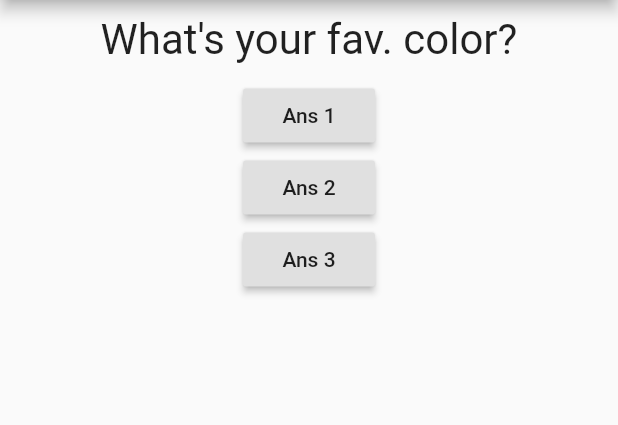
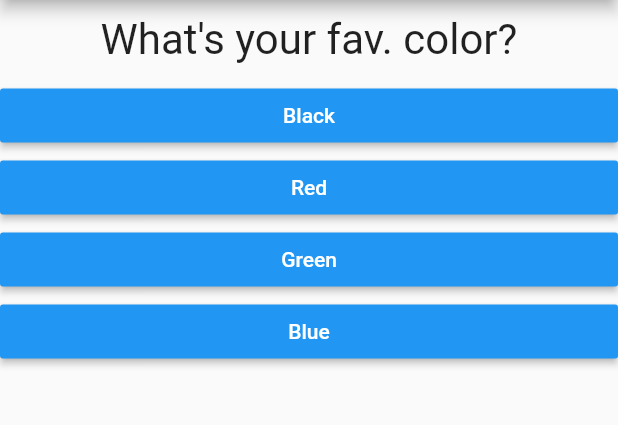
Before and after one commit to harshthakur066/Flutter-Basics, a Flutter app: the screen it shows after launch, on a phone screen of 412 x 824 dp, the part 84-509 px from its top. Run offline on Flutter 3.47's test engine with Material 2 defaults, Android fonts, the phone set to English and light mode, and no system bars.

Commit message:
added questions and optional answers

```diff
--- /dev/null
+++ b/lib/answer.dart
@@ -0,0 +1,21 @@
+import 'package:flutter/material.dart';
+
+class Answer extends StatelessWidget {
+  final Function selectHandler;
+  final String answerText;
+
+  Answer(this.selectHandler, this.answerText);
+
+  @override
+  Widget build(BuildContext context) {
+    return Container(
+      width: double.infinity,
+      child: RaisedButton(
+        color: Colors.blue,
+        textColor: Colors.white,
+        child: Text(answerText),
+        onPressed: selectHandler,
+      ),
+    );
+  }
+}
--- a/lib/main.dart
+++ b/lib/main.dart
@@ -1,6 +1,7 @@
 import 'package:flutter/material.dart';
 
 import './question.dart';
+import './answer.dart';
 
 void main() => runApp(MyApp());
 
@@ -12,21 +13,31 @@ class MyApp extends StatefulWidget {
 }
 
 class MyAppState extends State<MyApp> {
-  var quetionIndex = 0;
+  var questionIndex = 0;
 
   void answerQuestions() {
     setState(() {
-      quetionIndex++;
+      questionIndex++;
     });
 
-    print(quetionIndex);
+    print(questionIndex);
   }
 
   @override
   Widget build(BuildContext context) {
     var questions = [
-      'What\'s your fav. color?',
-      'What\'s yuor fav. animal?',
+      {
+        'questionText': 'What\'s your fav. color?',
+        'answers': ['Black', 'Red', 'Green', 'Blue']
+      },
+      {
+        'questionText': 'What\'s yuor fav. animal?',
+        'answers': ['Cow', 'Dog', 'Cat', 'Monkey']
+      },
+      {
+        'questionText': 'What you prefer?',
+        'answers': ['Instagram', 'Facebook', 'Twitter', 'Reddit']
+      }
     ];
 
     return MaterialApp(
@@ -37,23 +48,12 @@ class MyAppState extends State<MyApp> {
         body: Column(
           children: [
             Question(
-              questions[quetionIndex],
+              questions[questionIndex]['questionText'],
             ),
-            RaisedButton(
-              child: Text('Ans 1'),
-              onPressed: answerQuestions,
-            ),
-            RaisedButton(
-              child: Text('Ans 2'),
-              onPressed: () => print('Ans 2 choosen!'), //Anonymus Function
-            ),
-            RaisedButton(
-              child: Text('Ans 3'),
-              onPressed: () {
-                //...More line codes
-                print('Ans 3 choosen!');
-              },
-            ),
+            ...(questions[questionIndex]['answers'] as List<String>)
+                .map((answer) {
+              return Answer(answerQuestions, answer);
+            }).toList()
           ],
         ),
       ),
```
